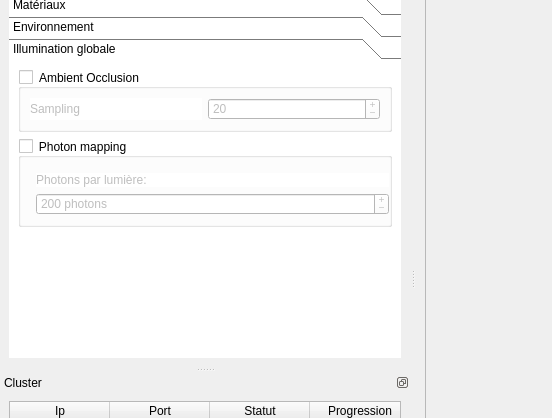
First picture: the form in forms/raytracer.ui, repository gaelduplessix/raytracer-42, before the edit; both pictures show x 0 to 552 and y 126 to 544 of the 1427 by 759 pixel window.
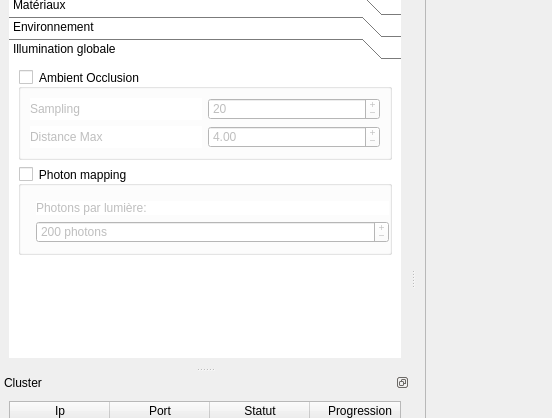
Second picture: the form after the edit. The open tabs and pages were chosen to show the change. Icons and pictures are not drawn.

Commit message: Gui add ambient occlusion max depth

What changed in the file:
```diff
--- a/forms/raytracer.ui
+++ b/forms/raytracer.ui
@@ -1173,8 +1173,8 @@
          <rect>
           <x>0</x>
           <y>0</y>
-          <width>287</width>
-          <height>188</height>
+          <width>392</width>
+          <height>242</height>
          </rect>
         </property>
         <attribute name="label">
@@ -1235,6 +1235,29 @@
                  </property>
                 </widget>
                </item>
+               <item row="1" column="0">
+                <widget class="QLabel" name="label_21">
+                 <property name="text">
+                  <string>Distance Max</string>
+                 </property>
+                </widget>
+               </item>
+               <item row="1" column="1">
+                <widget class="QDoubleSpinBox" name="_ambientOcclusionMax">
+                 <property name="buttonSymbols">
+                  <enum>QAbstractSpinBox::PlusMinus</enum>
+                 </property>
+                 <property name="minimum">
+                  <double>0.010000000000000</double>
+                 </property>
+                 <property name="maximum">
+                  <double>1000000000.000000000000000</double>
+                 </property>
+                 <property name="value">
+                  <double>4.000000000000000</double>
+                 </property>
+                </widget>
+               </item>
               </layout>
              </widget>
             </item>
```
Left out of the diff: 24 changed lines with no effect on the pictures. The commit also changes 3 other files.
